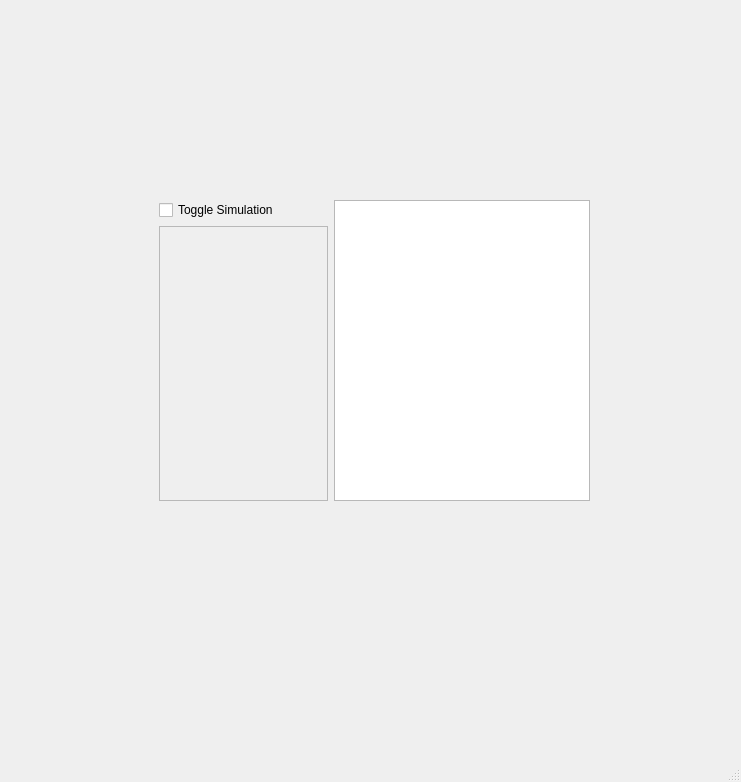
First picture: the form in src/ui/MainWindow.ui, repository twuebker/gpu-praktikum, before the edit.
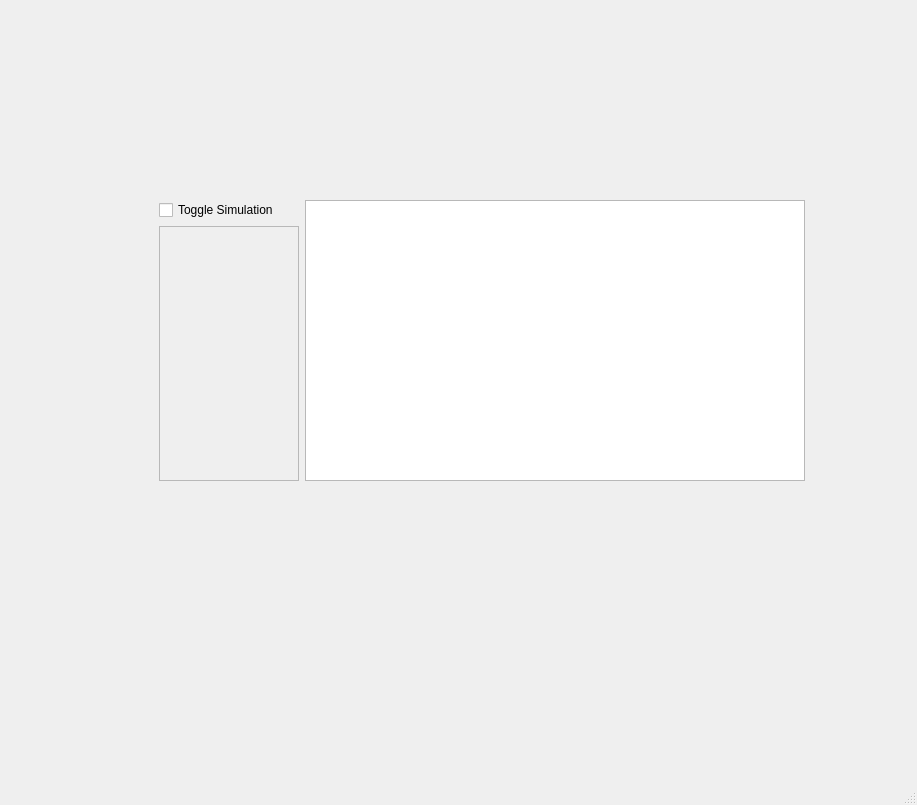
Second picture: the form after the edit.

Commit message: small ui changes, some max sizes

Patch:
```diff
--- a/src/ui/MainWindow.ui
+++ b/src/ui/MainWindow.ui
@@ -6,8 +6,8 @@
    <rect>
     <x>0</x>
     <y>0</y>
-    <width>741</width>
-    <height>782</height>
+    <width>917</width>
+    <height>805</height>
    </rect>
   </property>
   <property name="windowTitle">
@@ -19,15 +19,24 @@
      <rect>
       <x>159</x>
       <y>200</y>
-      <width>431</width>
-      <height>301</height>
+      <width>646</width>
+      <height>281</height>
      </rect>
     </property>
     <layout class="QHBoxLayout" name="horizontalLayout">
      <item>
       <layout class="QVBoxLayout" name="leftLayout">
+       <property name="sizeConstraint">
+        <enum>QLayout::SetMinimumSize</enum>
+       </property>
        <item>
         <widget class="QCheckBox" name="toggleSimulation">
+         <property name="maximumSize">
+          <size>
+           <width>150</width>
+           <height>16777215</height>
+          </size>
+         </property>
          <property name="text">
           <string>Toggle Simulation</string>
          </property>
@@ -35,6 +44,12 @@
        </item>
        <item>
         <widget class="QScrollArea" name="scrollArea">
+         <property name="maximumSize">
+          <size>
+           <width>150</width>
+           <height>16777215</height>
+          </size>
+         </property>
          <property name="widgetResizable">
           <bool>true</bool>
          </property>
@@ -43,8 +58,8 @@
            <rect>
             <x>0</x>
             <y>0</y>
-            <width>150</width>
-            <height>270</height>
+            <width>121</width>
+            <height>250</height>
            </rect>
           </property>
          </widget>
@@ -54,6 +69,18 @@
      </item>
      <item>
       <widget class="QGraphicsView" name="asteroidsView">
+       <property name="sizePolicy">
+        <sizepolicy hsizetype="Maximum" vsizetype="Expanding">
+         <horstretch>0</horstretch>
+         <verstretch>0</verstretch>
+        </sizepolicy>
+       </property>
+       <property name="minimumSize">
+        <size>
+         <width>500</width>
+         <height>0</height>
+        </size>
+       </property>
        <property name="alignment">
         <set>Qt::AlignLeading|Qt::AlignLeft|Qt::AlignTop</set>
        </property>
```
Left out of the diff: 2 changed lines with no effect on the pictures.
